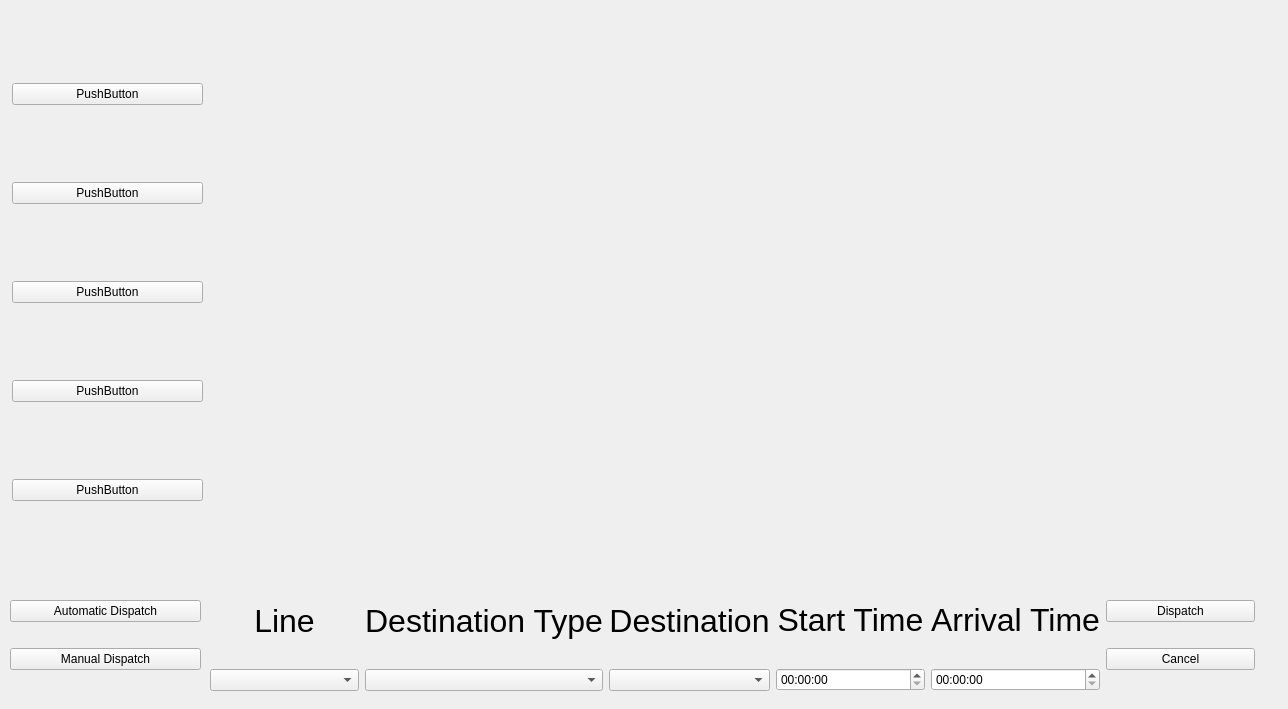
Qt form CTCOffice/ctcoffice/mainwindow.ui (marmysl/ece1140) before a commit.
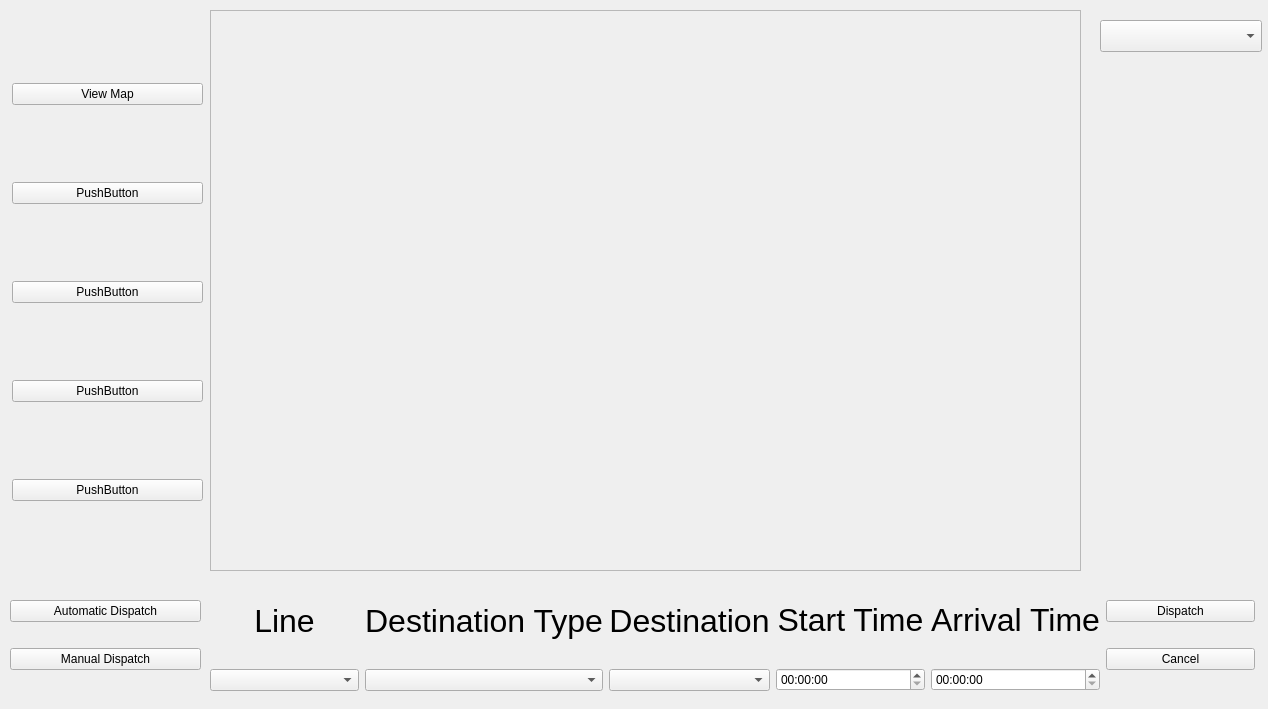
The same form after that commit. Custom widgets are drawn as their Qt base class.

Commit message: Block Display now working on CTC and CTCSignals class moved back to SWTrackController

What changed in the file:
```diff
--- a/CTCOffice/ctcoffice/mainwindow.ui
+++ b/CTCOffice/ctcoffice/mainwindow.ui
@@ -6,14 +6,49 @@
    <rect>
     <x>0</x>
     <y>0</y>
-    <width>1288</width>
+    <width>1268</width>
     <height>709</height>
    </rect>
   </property>
+  <property name="sizePolicy">
+   <sizepolicy hsizetype="Preferred" vsizetype="Preferred">
+    <horstretch>0</horstretch>
+    <verstretch>0</verstretch>
+   </sizepolicy>
+  </property>
   <property name="windowTitle">
    <string>MainWindow</string>
   </property>
   <widget class="QWidget" name="centralwidget">
+   <widget class="QScrollArea" name="blockDisplayArea">
+    <property name="geometry">
+     <rect>
+      <x>210</x>
+      <y>10</y>
+      <width>871</width>
+      <height>561</height>
+     </rect>
+    </property>
+    <property name="widgetResizable">
+     <bool>true</bool>
+    </property>
+    <widget class="CTCBlockDisplay" name="blockDisplay">
+     <property name="geometry">
+      <rect>
+       <x>0</x>
+       <y>0</y>
+       <width>869</width>
+       <height>559</height>
+      </rect>
+     </property>
+     <property name="sizePolicy">
+      <sizepolicy hsizetype="MinimumExpanding" vsizetype="MinimumExpanding">
+       <horstretch>0</horstretch>
+       <verstretch>0</verstretch>
+      </sizepolicy>
+     </property>
+    </widget>
+   </widget>
    <widget class="QWidget" name="verticalLayoutWidget">
     <property name="geometry">
      <rect>
@@ -27,7 +62,7 @@
      <item row="0" column="0">
       <widget class="QPushButton" name="pushButton_2">
        <property name="text">
-        <string>PushButton</string>
+        <string>View Map</string>
        </property>
       </widget>
      </item>
@@ -226,8 +261,28 @@
      </item>
     </layout>
    </widget>
+   <widget class="QComboBox" name="comboDisplayLine">
+    <property name="geometry">
+     <rect>
+      <x>1100</x>
+      <y>20</y>
+      <width>162</width>
+      <height>32</height>
+     </rect>
+    </property>
+    <property name="editable">
+     <bool>false</bool>
+    </property>
+   </widget>
   </widget>
  </widget>
+ <customwidgets>
+  <customwidget>
+   <class>CTCBlockDisplay</class>
+   <extends>QWidget</extends>
+   <header>CTCOffice/ctcoffice/CTCBlockDisplay.h</header>
+  </customwidget>
+ </customwidgets>
  <resources/>
  <connections>
   <connection>
```
Left out of the diff: 2 changed lines with no effect on the pictures. The commit also changes 21 other files.
